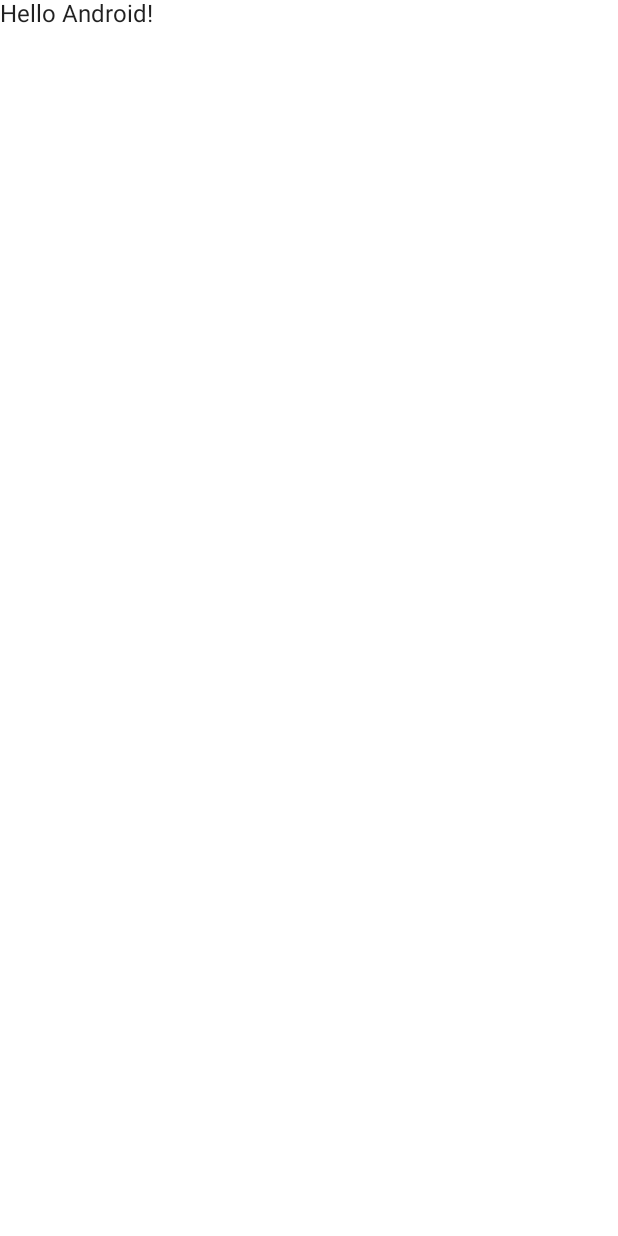
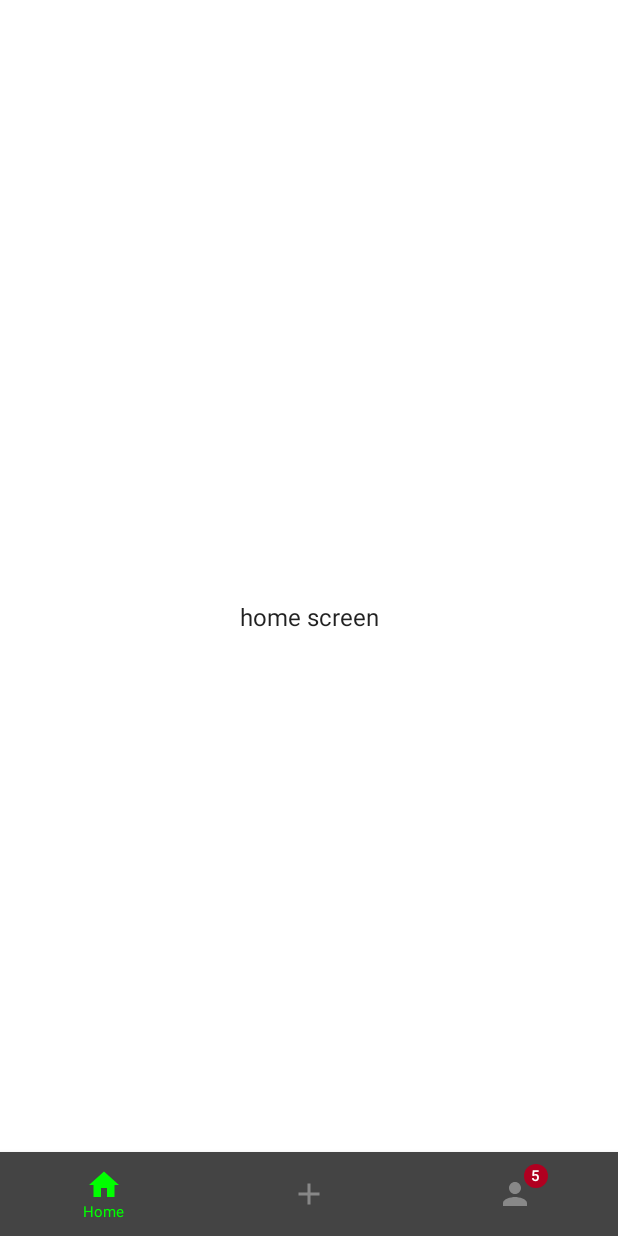
Before and after one commit to FatiGurqiti/Fedra, an Android app built with Jetpack Compose: the screen it shows after launch (MainActivity), on a phone screen of 412 x 824 dp. Before the commit the screen is almost empty. Run offline under Robolectric (Android 15) with nearby library versions, the phone set to English and light mode, and no system bars.

Commit message:
Setup bottom nav bar

```diff
--- a/app/build.gradle
+++ b/app/build.gradle
@@ -51,9 +51,13 @@ dependencies {
     implementation 'androidx.core:core-ktx:1.7.0'
     implementation 'androidx.lifecycle:lifecycle-runtime-ktx:2.3.1'
     implementation 'androidx.activity:activity-compose:1.3.1'
+
+    // Compose
     implementation "androidx.compose.ui:ui:$compose_ui_version"
     implementation "androidx.compose.ui:ui-tooling-preview:$compose_ui_version"
     implementation 'androidx.compose.material:material:1.2.0'
+    implementation "androidx.navigation:navigation-compose:2.5.3"
+
     testImplementation 'junit:junit:4.13.2'
     androidTestImplementation 'androidx.test.ext:junit:1.1.5'
     androidTestImplementation 'androidx.test.espresso:espresso-core:3.5.1'
--- a/app/src/main/java/com/fdev/fedra/MainActivity.kt
+++ b/app/src/main/java/com/fdev/fedra/MainActivity.kt
@@ -3,13 +3,17 @@ package com.fdev.fedra
 import android.os.Bundle
 import androidx.activity.ComponentActivity
 import androidx.activity.compose.setContent
-import androidx.compose.foundation.layout.fillMaxSize
-import androidx.compose.material.MaterialTheme
-import androidx.compose.material.Surface
-import androidx.compose.material.Text
+import androidx.compose.foundation.layout.fillMaxWidth
+import androidx.compose.material.Scaffold
+import androidx.compose.material.icons.Icons
+import androidx.compose.material.icons.filled.*
 import androidx.compose.runtime.Composable
 import androidx.compose.ui.Modifier
-import androidx.compose.ui.tooling.preview.Preview
+import androidx.navigation.compose.rememberNavController
+import com.fdev.fedra.domain.models.BottomNavItem
+import com.fdev.fedra.ui.Navigation
+import com.fdev.fedra.ui.navigation.BottomNavigationBar
+import com.fdev.fedra.ui.navigation.Screens
 import com.fdev.fedra.ui.theme.FedraTheme
 
 class MainActivity : ComponentActivity() {
@@ -17,27 +21,43 @@ class MainActivity : ComponentActivity() {
         super.onCreate(savedInstanceState)
         setContent {
             FedraTheme {
-                // A surface container using the 'background' color from the theme
-                Surface(
-                    modifier = Modifier.fillMaxSize(),
-                    color = MaterialTheme.colors.background
-                ) {
-                    Greeting("Android")
-                }
+                BottomNavBar()
             }
         }
     }
-}
 
-@Composable
-fun Greeting(name: String) {
-    Text(text = "Hello $name!")
-}
-
-@Preview(showBackground = true)
-@Composable
-fun DefaultPreview() {
-    FedraTheme {
-        Greeting("Android")
+    @Composable
+    fun BottomNavBar() {
+        val navController = rememberNavController()
+        Scaffold(bottomBar = {
+            BottomNavigationBar(
+                items = listOf(
+                    BottomNavItem(
+                        "Home",
+                        Screens.HomeScreen.route,
+                        Icons.Default.Home,
+                    ),
+                    BottomNavItem(
+                        "Post",
+                        Screens.PostScreen.route,
+                        Icons.Default.Add
+                    ),
+                    BottomNavItem(
+                        "Profile",
+                        Screens.ProfileScreen.route,
+                        Icons.Default.Person,
+                        5
+                    ),
+                ),
+                navController = navController,
+                modifier = Modifier.fillMaxWidth(),
+                onClickEvent = {
+                    navController.navigate(it.route)
+                }
+            )
+        }, content = {
+            it.calculateBottomPadding()
+            Navigation(navController = navController)
+        })
     }
 }
--- /dev/null
+++ b/app/src/main/java/com/fdev/fedra/domain/models/BottomNavItem.kt
@@ -0,0 +1,10 @@
+package com.fdev.fedra.domain.models
+
+import androidx.compose.ui.graphics.vector.ImageVector
+
+data class BottomNavItem(
+    val name: String,
+    val route: String,
+    val icon: ImageVector,
+    val badgeCount: Int = 0
+)
--- /dev/null
+++ b/app/src/main/java/com/fdev/fedra/ui/navigation/BottomNavigationBar.kt
@@ -0,0 +1,64 @@
+package com.fdev.fedra.ui.navigation
+
+import androidx.compose.foundation.layout.Column
+import androidx.compose.material.*
+import androidx.compose.runtime.Composable
+import androidx.compose.ui.Alignment.Companion.CenterHorizontally
+import androidx.compose.ui.Modifier
+import androidx.compose.ui.graphics.Color
+import androidx.compose.ui.text.style.TextAlign
+import androidx.compose.ui.unit.dp
+import androidx.compose.ui.unit.sp
+import androidx.navigation.NavController
+import androidx.navigation.compose.currentBackStackEntryAsState
+import com.fdev.fedra.domain.models.BottomNavItem
+
+@Composable
+fun BottomNavigationBar(
+    items: List<BottomNavItem>,
+    navController: NavController,
+    modifier: Modifier,
+    onClickEvent: (BottomNavItem) -> Unit
+) {
+    val backStackEntry = navController.currentBackStackEntryAsState()
+
+    BottomNavigation(
+        modifier = modifier,
+        backgroundColor = Color.DarkGray,
+        elevation = 5.dp
+    ) {
+        items.forEach {
+            val selected = it.route == backStackEntry.value?.destination?.route
+            BottomNavigationItem(
+                selected = selected,
+                selectedContentColor = Color.Green,
+                unselectedContentColor = Color.Gray,
+                onClick = { onClickEvent(it) },
+                icon = {
+                    Column(horizontalAlignment = CenterHorizontally) {
+                        if (it.badgeCount > 0) {
+                            BadgedBox(badge = { Badge { Text(it.badgeCount.toString()) } }) {
+                                Icon(
+                                    it.icon,
+                                    contentDescription = it.name
+                                )
+                            }
+                        } else {
+                            Icon(
+                                imageVector = it.icon,
+                                contentDescription = it.name
+                            )
+                        }
+                        if (selected) {
+                            Text(
+                                text = it.name,
+                                textAlign = TextAlign.Center,
+                                fontSize = 10.sp
+                            )
+                        }
+                    }
+                }
+            )
+        }
+    }
+}
--- /dev/null
+++ b/app/src/main/java/com/fdev/fedra/ui/navigation/Navigation.kt
@@ -0,0 +1,27 @@
+package com.fdev.fedra.ui
+
+import androidx.compose.runtime.Composable
+import androidx.navigation.NavHostController
+import androidx.navigation.compose.NavHost
+import androidx.navigation.compose.composable
+import com.fdev.fedra.ui.navigation.Screens
+import com.fdev.fedra.ui.screens.HomeScreen
+import com.fdev.fedra.ui.screens.PostScreen
+import com.fdev.fedra.ui.screens.ProfileScreen
+
+@Composable
+fun Navigation(navController: NavHostController) {
+    NavHost(navController = navController, startDestination = Screens.HomeScreen.route) {
+        composable(Screens.HomeScreen.route) {
+            HomeScreen()
+        }
+
+        composable(Screens.PostScreen.route) {
+            PostScreen()
+        }
+
+        composable(Screens.ProfileScreen.route) {
+            ProfileScreen()
+        }
+    }
+}
--- /dev/null
+++ b/app/src/main/java/com/fdev/fedra/ui/navigation/Screens.kt
@@ -0,0 +1,16 @@
+package com.fdev.fedra.ui.navigation
+
+sealed class Screens(var route: String) {
+    object HomeScreen : Screens("home_screen")
+    object PostScreen : Screens("post_screen")
+    object ProfileScreen : Screens("profile_screen")
+
+    fun withArgs(vararg args: String): String {
+        return buildString {
+            append(route)
+            args.forEach {
+                append("/$it")
+            }
+        }
+    }
+}
--- /dev/null
+++ b/app/src/main/java/com/fdev/fedra/ui/screens/HomeScreen.kt
@@ -0,0 +1,20 @@
+package com.fdev.fedra.ui.screens
+
+import androidx.compose.foundation.layout.Arrangement
+import androidx.compose.foundation.layout.Column
+import androidx.compose.foundation.layout.fillMaxSize
+import androidx.compose.material.Text
+import androidx.compose.runtime.Composable
+import androidx.compose.ui.Alignment
+import androidx.compose.ui.Modifier
+
+@Composable
+fun HomeScreen() {
+    Column(
+        modifier = Modifier.fillMaxSize(),
+        horizontalAlignment = Alignment.CenterHorizontally,
+        verticalArrangement = Arrangement.Center
+    ) {
+        Text(text = "home screen")
+    }
+}
--- /dev/null
+++ b/app/src/main/java/com/fdev/fedra/ui/screens/PostScreen.kt
@@ -0,0 +1,20 @@
+package com.fdev.fedra.ui.screens
+
+import androidx.compose.foundation.layout.Arrangement
+import androidx.compose.foundation.layout.Column
+import androidx.compose.foundation.layout.fillMaxSize
+import androidx.compose.material.Text
+import androidx.compose.runtime.Composable
+import androidx.compose.ui.Alignment
+import androidx.compose.ui.Modifier
+
+@Composable
+fun PostScreen() {
+    Column(
+        modifier = Modifier.fillMaxSize(),
+        horizontalAlignment = Alignment.CenterHorizontally,
+        verticalArrangement = Arrangement.Center
+    ) {
+        Text(text = "Post screen")
+    }
+}
--- /dev/null
+++ b/app/src/main/java/com/fdev/fedra/ui/screens/ProfileScreen.kt
@@ -0,0 +1,20 @@
+package com.fdev.fedra.ui.screens
+
+import androidx.compose.foundation.layout.Arrangement
+import androidx.compose.foundation.layout.Column
+import androidx.compose.foundation.layout.fillMaxSize
+import androidx.compose.material.Text
+import androidx.compose.runtime.Composable
+import androidx.compose.ui.Alignment
+import androidx.compose.ui.Modifier
+
+@Composable
+fun ProfileScreen() {
+    Column(
+        modifier = Modifier.fillMaxSize(),
+        horizontalAlignment = Alignment.CenterHorizontally,
+        verticalArrangement = Arrangement.Center
+    ) {
+        Text(text = "Profile screen")
+    }
+}
```
